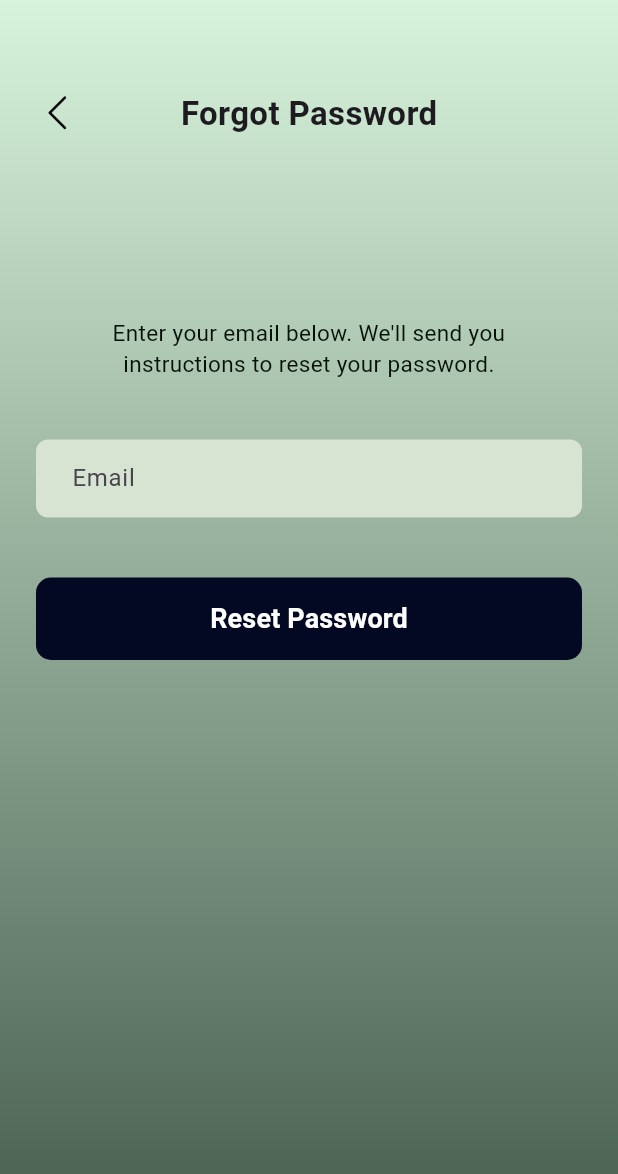
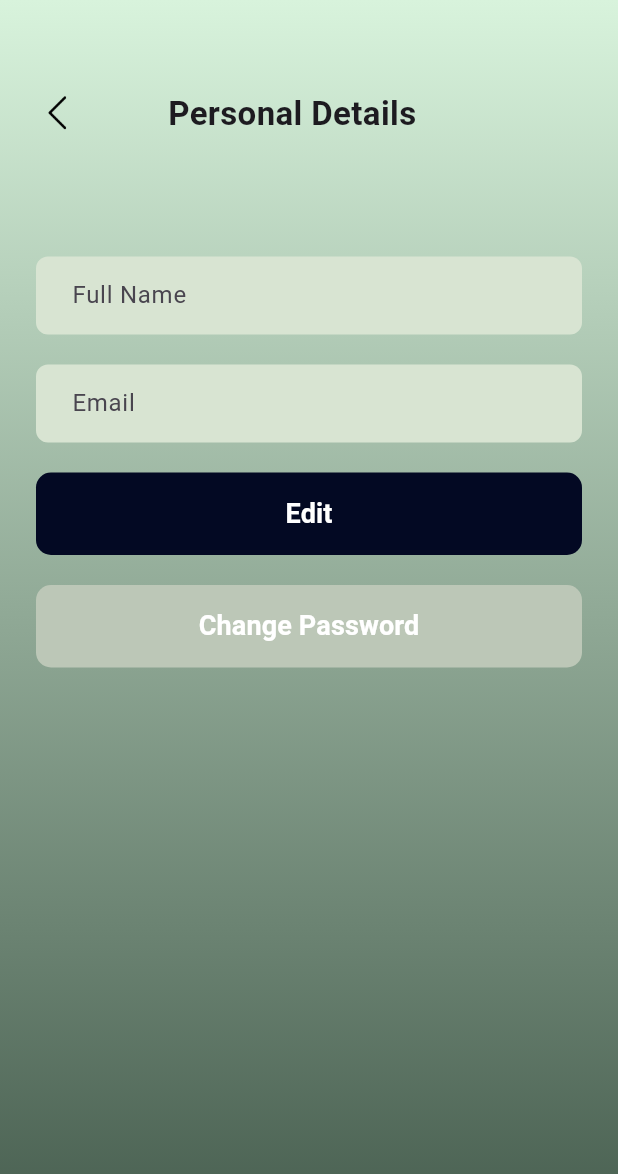
Before and after one commit to aarati123bisankhe/hamro_bhagaicha_batch35d, a Flutter app: the screen it shows after launch, on a phone screen of 412 x 824 dp. Shown: the top 1174 px of the screen. Run offline on Flutter 3.47's test engine with Material 3 defaults, Android fonts, the phone set to English and light mode, and no system bars.

Commit message:
personal detail screen

```diff
--- a/lib/app.dart
+++ b/lib/app.dart
@@ -1,5 +1,5 @@
 import 'package:flutter/material.dart';
-import 'package:hamro_bhagaicha_batch35d/screens/forgot_password_screen.dart';
+import 'package:hamro_bhagaicha_batch35d/screens/personal_detail_screen.dart';
 
 // import 'package:hamro_bhagaicha_batch35d/screens/login_screen.dart';
 // import 'package:hamro_bhagaicha_batch35d/screens/sign_up_page.dart';
@@ -12,7 +12,7 @@
   Widget build(BuildContext context) {
     return MaterialApp(
       debugShowCheckedModeBanner: false,
-      home: ForgotPasswordScreen(),
+      home: PersonalDetailScreen(),
     );
   }
 }
--- a/lib/screens/forgot_password_screen.dart
+++ b/lib/screens/forgot_password_screen.dart
@@ -27,7 +27,7 @@
           ),
         ),
         child: SafeArea(
-          child: SingleChildScrollView(
+          child: Padding(
             padding: EdgeInsets.symmetric(horizontal: 24),
             child: Column(
               crossAxisAlignment: CrossAxisAlignment.start,
--- a/lib/screens/login_screen.dart
+++ b/lib/screens/login_screen.dart
@@ -28,7 +28,7 @@
           ),
         ),
         child: SafeArea(
-          child: SingleChildScrollView(
+          child: Padding(
             padding: EdgeInsets.symmetric(horizontal: 24),
             child: Column(
               crossAxisAlignment: CrossAxisAlignment.start,
--- /dev/null
+++ b/lib/screens/personal_detail_screen.dart
@@ -0,0 +1,101 @@
+import 'package:flutter/material.dart';
+import 'package:hamro_bhagaicha_batch35d/screens/forgot_password_screen.dart';
+import 'package:hamro_bhagaicha_batch35d/widget/my_text_button.dart';
+import 'package:hamro_bhagaicha_batch35d/widget/my_text_field.dart';
+
+class PersonalDetailScreen extends StatefulWidget {
+  const PersonalDetailScreen({super.key});
+
+  @override
+  State<PersonalDetailScreen> createState() => _PersonalDetailScreenState();
+}
+
+class _PersonalDetailScreenState extends State<PersonalDetailScreen> {
+  final TextEditingController emailController = TextEditingController();
+  final TextEditingController fullnameController = TextEditingController();
+  final TextEditingController editController = TextEditingController();
+  final TextEditingController changedpasswordController =
+      TextEditingController();
+
+  @override
+  Widget build(BuildContext context) {
+    return Scaffold(
+      body: Container(
+        width: double.infinity,
+        height: double.infinity,
+        decoration: const BoxDecoration(
+          gradient: LinearGradient(
+            begin: Alignment.topCenter,
+            end: Alignment.bottomCenter,
+            colors: [Color(0xFFD8F3DC), Color(0xFF475E4F)],
+          ),
+        ),
+        child: SafeArea(
+          child: Padding(
+            padding: const EdgeInsets.symmetric(horizontal: 24),
+            child: Column(
+              crossAxisAlignment: CrossAxisAlignment.start,
+              children: [
+                SizedBox(height: 60),
+
+                Row(
+                  children: [
+                    GestureDetector(
+                      onTap: () {
+                        Navigator.push(
+                          context,
+                          MaterialPageRoute(
+                            builder: (context) => ForgotPasswordScreen(),
+                          ),
+                        );
+                      },
+                      child: Image.asset(
+                        "assets/icons/arrow icon.png",
+                        height: 28,
+                        width: 28,
+                      ),
+                    ),
+                    SizedBox(width: 60),
+                    Text(
+                      "Personal Details",
+                      style: TextStyle(
+                        fontSize: 22,
+                        fontWeight: FontWeight.bold,
+                      ),
+                    ),
+                  ],
+                ),
+
+                SizedBox(height: 80),
+
+                MyTextField(
+                  controller: fullnameController,
+                  hintText: "Full Name",
+                  errorText: "Please enter a full name",
+                ),
+
+                SizedBox(height: 20),
+
+                MyTextField(
+                  controller: emailController,
+                  hintText: "Email",
+                  errorText: "Please enter an email",
+                ),
+
+                SizedBox(height: 20),
+
+                MyTextButton(onPressed: () {}, text: "Edit"),
+                SizedBox(height: 20),
+                MyTextButton(
+                  onPressed: () {},
+                  text: "Change Password",
+                  backgroundColor: Color.fromARGB(255, 188, 199, 183),
+                ),
+              ],
+            ),
+          ),
+        ),
+      ),
+    );
+  }
+}
```
